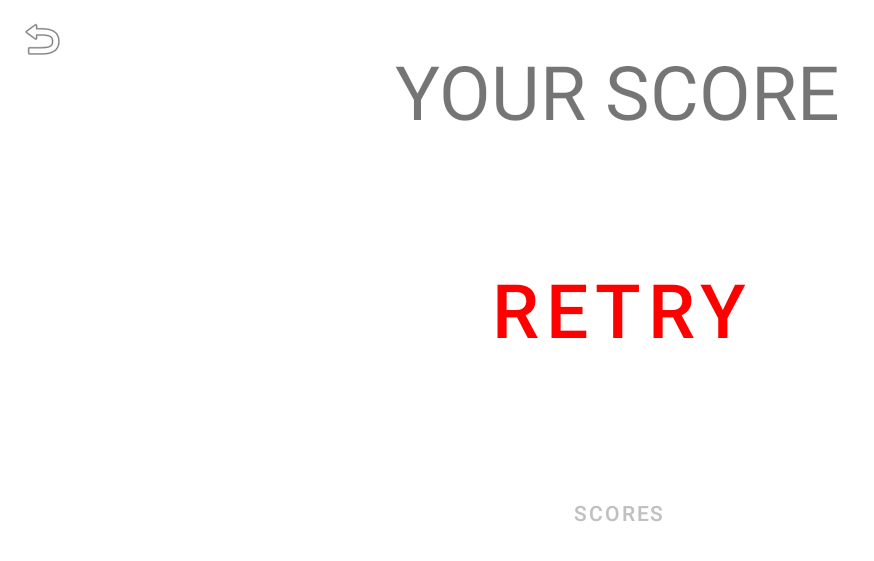
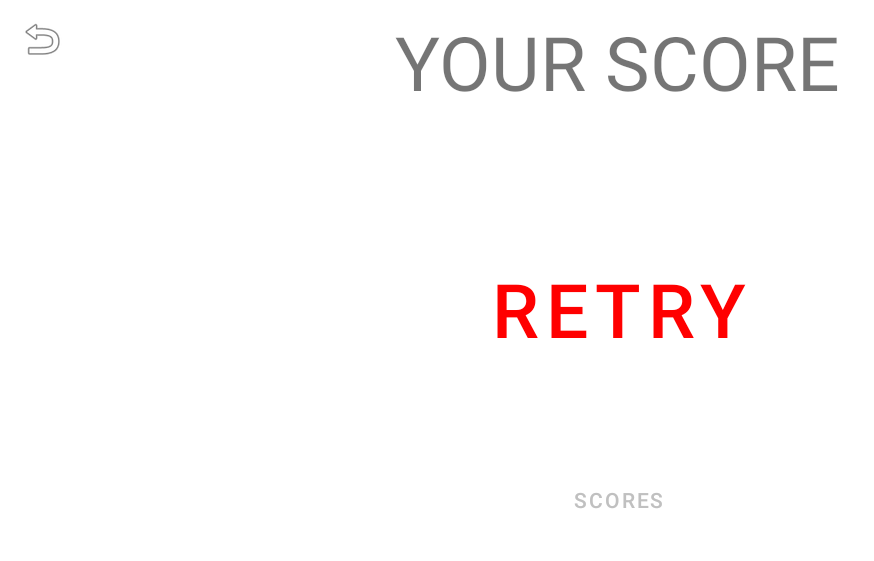
Before and after one commit to MrChyps/android-challenge-gangd4, an Android app: the EndGameActivity screen opened directly, with no data from a screen before it, on a phone screen of 824 x 412 dp (held sideways). Shown: the top 561 px of the screen, without its empty margins (0-874 px from the left). Run offline under Robolectric (Android 15) with nearby library versions, the phone set to English and light mode, and no system bars; 1 statement that could not run was skipped.

Commit message:
Reworked EndGame Menu

```diff
--- a/app/src/main/java/helloandroid/m2dl/gangd4_android_challenge_mobe/activities/EndGameActivity.java
+++ b/app/src/main/java/helloandroid/m2dl/gangd4_android_challenge_mobe/activities/EndGameActivity.java
@@ -2,6 +2,9 @@ package helloandroid.m2dl.gangd4_android_challenge_mobe.activities;
 
 import android.content.Intent;
 import android.os.Bundle;
+import android.view.WindowManager;
+import android.view.animation.Animation;
+import android.view.animation.AnimationUtils;
 import android.widget.Button;
 import android.widget.ImageButton;
 import android.widget.TextView;
@@ -17,6 +20,8 @@ public class EndGameActivity extends AppCompatActivity {
 
     @Override
     protected void onCreate(Bundle savedInstanceState) {
+        getWindow().setFlags(WindowManager.LayoutParams.FLAG_FULLSCREEN,
+                WindowManager.LayoutParams.FLAG_FULLSCREEN);
         super.onCreate(savedInstanceState);
         setContentView(R.layout.activity_end_game);
 
@@ -44,7 +49,46 @@ public class EndGameActivity extends AppCompatActivity {
             Intent intent = new Intent(EndGameActivity.this, MainActivity.class);
             this.startActivity(intent);
         });
+
+        startRetryButtonAnimation();
     }
+
+
+        private void startRetryButtonAnimation() {
+            Animation animationUp = AnimationUtils.loadAnimation(this, R.anim.scale_up_text);
+            Animation animationDown = AnimationUtils.loadAnimation(this, R.anim.scale_down_text);
+            animationUp.setAnimationListener(new Animation.AnimationListener() {
+                @Override
+                public void onAnimationStart(Animation animation) {
+                }
+
+                @Override
+                public void onAnimationEnd(Animation animation) {
+                    btn_retry.startAnimation(animationDown);
+                }
+
+                @Override
+                public void onAnimationRepeat(Animation animation) {
+                }
+            });
+
+            animationDown.setAnimationListener(new Animation.AnimationListener() {
+                @Override
+                public void onAnimationStart(Animation animation) {
+                }
+
+                @Override
+                public void onAnimationEnd(Animation animation) {
+                    btn_retry.startAnimation(animationUp);
+                }
+
+                @Override
+                public void onAnimationRepeat(Animation animation) {
+                }
+            });
+            btn_retry.startAnimation(animationUp);
+        }
+
 
     @Override
     protected void onResume() {
--- a/app/src/main/res/layout/activity_end_game.xml
+++ b/app/src/main/res/layout/activity_end_game.xml
@@ -8,8 +8,8 @@
 
     <Button
         android:id="@+id/button_retry"
-        android:layout_width="264dp"
-        android:layout_height="124dp"
+        android:layout_width="233dp"
+        android:layout_height="107dp"
         android:layout_centerInParent="true"
         android:background="@android:color/transparent"
         android:text="@string/retry"
@@ -34,16 +34,16 @@
         android:layout_width="wrap_content"
         android:layout_height="wrap_content"
         android:backgroundTint="#FFFFFF"
-        app:srcCompat="@android:drawable/ic_menu_revert"
-        android:contentDescription="@string/return_to_main_menu" />
+        android:contentDescription="@string/return_to_main_menu"
+        app:srcCompat="@android:drawable/ic_menu_revert" />
 
     <TextView
         android:id="@+id/tv_yourScore"
         android:layout_width="wrap_content"
         android:layout_height="wrap_content"
-        android:layout_above="@+id/button_retry"
+        android:layout_above="@+id/tv_score"
         android:layout_centerHorizontal="true"
-        android:layout_marginBottom="50dp"
+        android:layout_marginBottom="10dp"
         android:text="@string/your_score"
         android:textSize="50sp" />
 
@@ -51,8 +51,7 @@
         android:id="@+id/tv_score"
         android:layout_width="wrap_content"
         android:layout_height="wrap_content"
-        android:layout_above="@id/button_retry"
-        android:layout_marginBottom="50dp"
-        android:layout_toEndOf="@id/tv_yourScore"
+        android:layout_above="@+id/button_retry"
+        android:layout_centerHorizontal="true"
         android:textSize="50sp" />
 </RelativeLayout>
```
